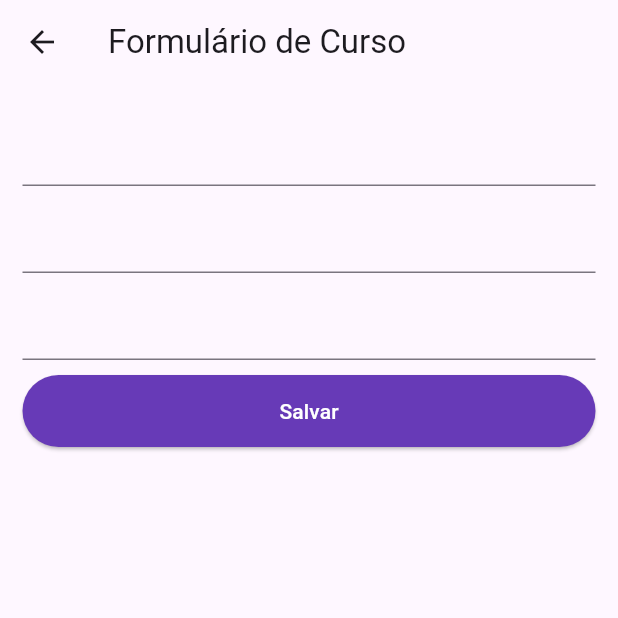
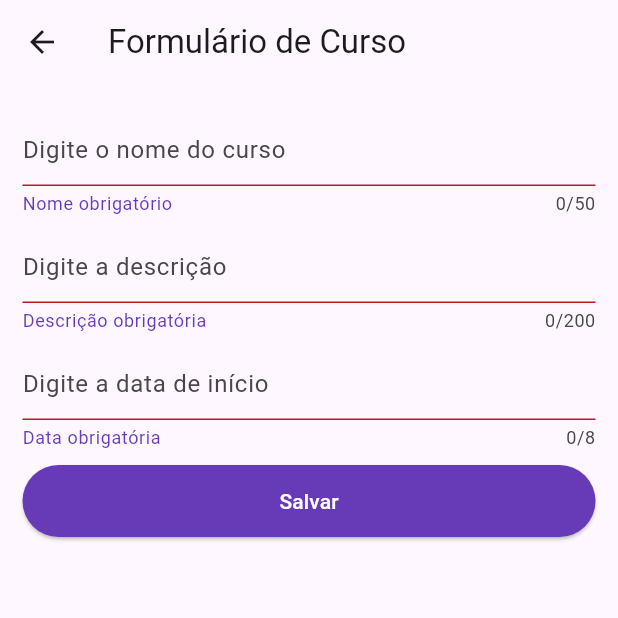
Before and after one commit to oJaciel/App-Cursos-Flutter, a Flutter app: the formNewCoursePage screen opened directly, after a tap on "Salvar", on a phone screen of 412 x 824 dp, the top half of it. Run offline on Flutter 3.47's test engine with Material 3 defaults, Android fonts, the phone set to English and light mode, and no system bars.

Commit message:
Validações + Estilização do Formulário de Curso

```diff
--- a/lib/view/form_new_course_page.dart
+++ b/lib/view/form_new_course_page.dart
@@ -22,28 +22,70 @@ class _formNewCoursePageState extends State<formNewCoursePage> {
       body: Padding(
         padding: const EdgeInsets.symmetric(horizontal: 15, vertical: 20),
         child: Form(
-          //TODO
-          //Validações do Form
-          //Colocar placeholders
-          //Pesquisar sobre como fazer o teclado subir
-          //Implementar no controller função que busque as duas primeiras letras de cada curso e colocar nos icons
           key: formKey,
           child: Column(
             children: [
-              TextFormField(),
-              const SizedBox(height: 10,),
-              TextFormField(),
-              const SizedBox(height: 10,),
-              TextFormField(),
-              const SizedBox(height: 10,),
+              //Nome do curso
+              TextFormField(
+                validator: (value) {
+                  if (value!.isEmpty) {
+                    return "Nome obrigatório";
+                  }
+                  return null;
+                },
+                maxLength: 50,
+                keyboardType: TextInputType.name,
+                decoration:
+                    const InputDecoration(hintText: "Digite o nome do curso"),
+              ),
+
+              const SizedBox(
+                height: 10,
+              ),
+
+              //Descrição
+              TextFormField(
+                validator: (value) {
+                  if (value!.isEmpty) {
+                    return 'Descrição obrigatória';
+                  }
+                  return null;
+                },
+                maxLength: 200,
+                keyboardType: TextInputType.text,
+                decoration:
+                    const InputDecoration(hintText: "Digite a descrição"),
+              ),
+
+              const SizedBox(
+                height: 10,
+              ),
+
+              //Data de Início
+              TextFormField(
+                validator: (value) {
+                  if (value!.isEmpty) {
+                    return 'Data obrigatória';
+                  }
+                  return null;
+                },
+                maxLength: 8,
+                keyboardType: TextInputType.datetime,
+                decoration:
+                    const InputDecoration(hintText: "Digite a data de início"),
+              ),
+
+              const SizedBox(
+                height: 10,
+              ),
+
               SizedBox(
-                width: MediaQuery.sizeOf(context).width,
-                height: 48,
-                child: ElevatedButton(
-                  onPressed: (){},
-                  child: const Text("Salvar")
-                  )
-                )
+                  width: MediaQuery.sizeOf(context).width,
+                  height: 48,
+                  child: ElevatedButton(
+                      onPressed: () =>
+                          {if (formKey.currentState!.validate()) {}},
+                      child: const Text("Salvar"))),
             ],
           ),
         ),
```
